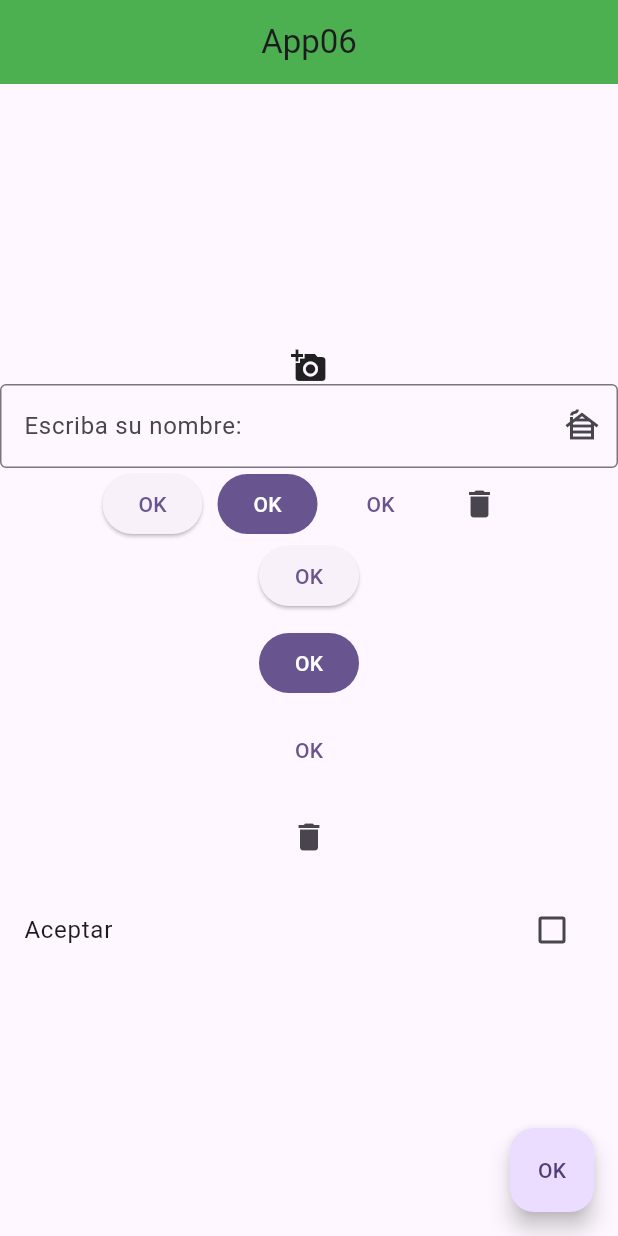
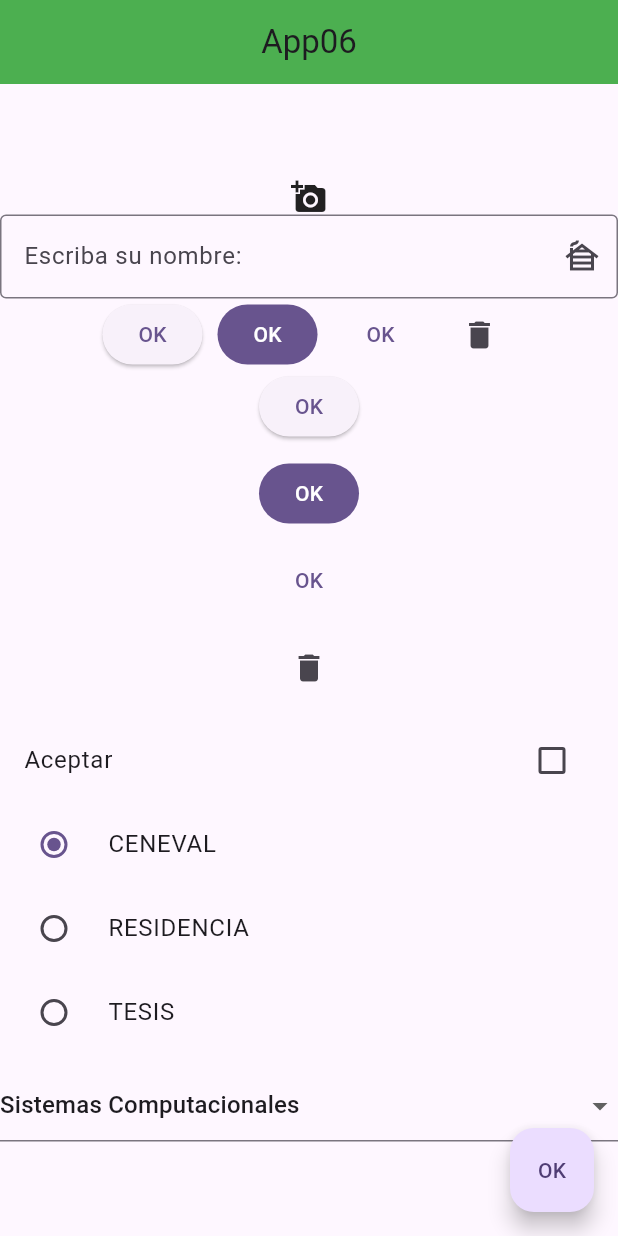
Before and after one commit to miguel69645/AplicacioneMultiplataforma-Escuela-, a Flutter app: the screen it shows after launch, on a phone screen of 412 x 824 dp. Run offline on Flutter 3.47's test engine with Material 3 defaults, Android fonts, the phone set to English and light mode, and no system bars.

Commit message:
Ejercicio 6, repaso

```diff
--- a/lib/app06.dart
+++ b/lib/app06.dart
@@ -1,4 +1,4 @@
-// ignore_for_file: prefer_const_constructors, prefer_const_literals_to_create_immutables
+// ignore_for_file: prefer_const_constructors, prefer_const_literals_to_create_immutables, camel_case_types, sort_child_properties_last
 
 import 'package:flutter/material.dart';
 
@@ -9,10 +9,24 @@ class App06 extends StatefulWidget {
   State<App06> createState() => _App06State();
 }
 
+enum titulacion { ceneval, residencia, tesis }
+
+List carrera = [
+  "Sistemas Computacionales",
+  "Bioquimica",
+  "Quimica",
+  "Civil",
+  "Arquitectura",
+  "Gestion Empresarial",
+  "Mecatronica"
+];
+
 class _App06State extends State<App06> {
   bool algo = true;
   var nombre = TextEditingController();
   bool algo2 = false;
+  titulacion grupo = titulacion.ceneval;
+  String itemseleccionado = carrera.first;
 
   @override
   Widget build(BuildContext context) {
@@ -54,7 +68,17 @@ class _App06State extends State<App06> {
             SizedBox(height: 10),
             TextButton(onPressed: () {}, child: Text('OK')),
             SizedBox(height: 10),
-            IconButton(onPressed: () {}, icon: Icon(Icons.delete)),
+            IconButton(
+                onPressed: () {
+                  ScaffoldMessenger.of(context).showSnackBar(SnackBar(
+                    content: Text("Hola como estas?"),
+                    action: SnackBarAction(
+                      label: "OK",
+                      onPressed: () {},
+                    ),
+                  ));
+                },
+                icon: Icon(Icons.delete)),
             SizedBox(height: 10),
             CheckboxListTile(
               title: Text('Aceptar'),
@@ -65,11 +89,79 @@ class _App06State extends State<App06> {
                 });
               },
             ),
+            RadioListTile(
+              title: Text('CENEVAL'),
+              value: titulacion.ceneval,
+              groupValue: grupo,
+              onChanged: (data) {
+                setState(() {
+                  grupo = data!;
+                });
+              },
+            ),
+            RadioListTile(
+              title: Text('RESIDENCIA'),
+              value: titulacion.residencia,
+              groupValue: grupo,
+              onChanged: (data) {
+                setState(() {
+                  grupo = data!;
+                });
+              },
+            ),
+            RadioListTile(
+              title: Text('TESIS'),
+              value: titulacion.tesis,
+              groupValue: grupo,
+              onChanged: (data) {
+                setState(() {
+                  grupo = data!;
+                });
+              },
+            ),
+            SizedBox(height: 10),
+            DropdownButtonFormField(
+              value: itemseleccionado,
+              items: carrera.map((e) {
+                return DropdownMenuItem(
+                  child: Text(e),
+                  value: e,
+                );
+              }).toList(),
+              onChanged: (data) {
+                setState(() {
+                  itemseleccionado = data.toString();
+                });
+              },
+            ),
           ],
         ),
       ),
-      floatingActionButton:
-          FloatingActionButton(onPressed: () {}, child: Text('OK')),
+      floatingActionButton: FloatingActionButton(
+          onPressed: () {
+            showDialog(
+              context: context,
+              builder: (context) {
+                return AlertDialog(
+                  title: Text('ATENCION'),
+                  content: Text('Mensaje del dialogo'),
+                  actions: [
+                    TextButton(
+                      onPressed: () {
+                        Navigator.pop(context);
+                      },
+                      child: Text("OK"),
+                    ),
+                    TextButton(
+                      onPressed: () {},
+                      child: Text("Cancelar"),
+                    ),
+                  ],
+                );
+              },
+            );
+          },
+          child: Text('OK')),
     );
   }
 }
```
